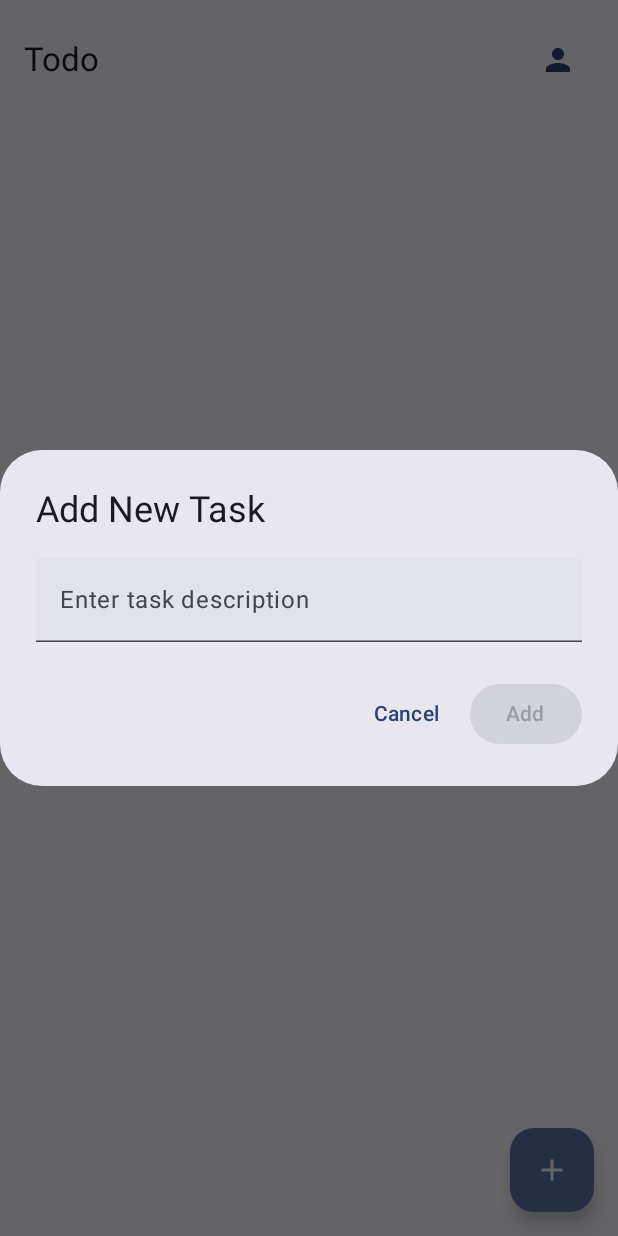
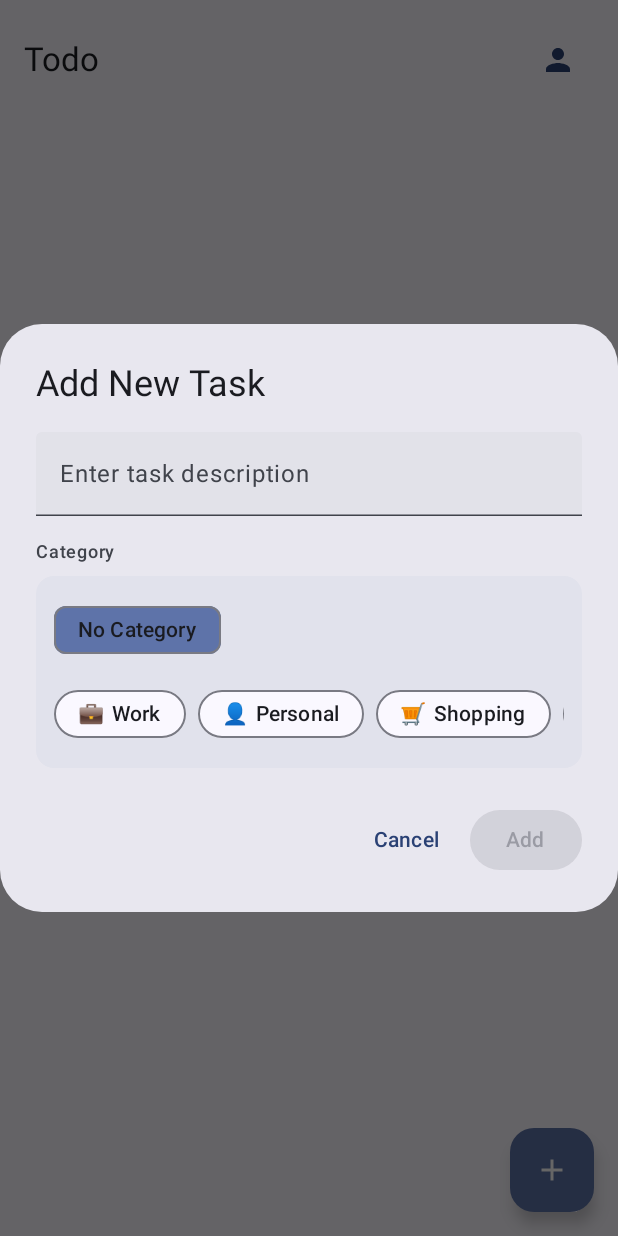
Before and after one commit to sourabhrustagi/todo-android-compose-cursor, an Android app built with Jetpack Compose: the TodoScreen screen opened through its navigation route, after a tap on "Add Task", on a phone screen of 412 x 824 dp. Run offline under Robolectric (Android 15) with nearby library versions, the phone set to English and light mode, and no system bars; our stand-ins replace Dagger/Hilt's generated code.

Commit message:
Implement Task Categories feature and remove due dates
- Add category field to Todo model
- Update repository, use cases, and ViewModel to handle categories
- Create CategorySelectionComponent for add/edit dialogs
- Add TaskCategories utility with default categories and colors
- Implement category chips display in TodoRow
- Remove due date functionality completely
- Simplify UI by removing sorting and filtering buttons
- Keep only basic CRUD operations with category support
- Add floating action button for adding new tasks
- Clean up imports and unused code

```diff
--- a/app/build.gradle.kts
+++ b/app/build.gradle.kts
@@ -39,6 +39,9 @@ android {
     buildFeatures {
         compose = true
     }
+    lint {
+        disable += "NullSafeMutableLiveData"
+    }
 }
 
 dependencies {
--- a/app/src/main/java/com/example/todoandroidcursor/domain/usecase/AddTodoUseCase.kt
+++ b/app/src/main/java/com/example/todoandroidcursor/domain/usecase/AddTodoUseCase.kt
@@ -6,7 +6,7 @@ import javax.inject.Inject
 class AddTodoUseCase @Inject constructor(
     private val repository: TodoRepository
 ) {
-    suspend operator fun invoke(title: String) {
-        repository.add(title)
+    suspend operator fun invoke(title: String, category: String? = null) {
+        repository.add(title, category)
     }
 }
--- a/app/src/main/java/com/example/todoandroidcursor/domain/usecase/EditTodoUseCase.kt
+++ b/app/src/main/java/com/example/todoandroidcursor/domain/usecase/EditTodoUseCase.kt
@@ -6,7 +6,7 @@ import javax.inject.Inject
 class EditTodoUseCase @Inject constructor(
     private val repository: TodoRepository
 ) {
-    suspend operator fun invoke(id: Long, newTitle: String) {
-        repository.edit(id, newTitle)
+    suspend operator fun invoke(id: Long, newTitle: String, category: String? = null) {
+        repository.edit(id, newTitle, category)
     }
 }
--- a/app/src/main/java/com/example/todoandroidcursor/model/Todo.kt
+++ b/app/src/main/java/com/example/todoandroidcursor/model/Todo.kt
@@ -3,5 +3,6 @@ package com.example.todoandroidcursor.model
 data class Todo(
     val id: Long,
     val title: String,
-    val completed: Boolean
+    val completed: Boolean,
+    val category: String? = null
 )
--- /dev/null
+++ b/app/src/main/java/com/example/todoandroidcursor/ui/components/CategorySelectionComponent.kt
@@ -0,0 +1,118 @@
+package com.example.todoandroidcursor.ui.components
+
+import androidx.compose.foundation.layout.Arrangement
+import androidx.compose.foundation.layout.Column
+import androidx.compose.foundation.layout.Row
+import androidx.compose.foundation.layout.fillMaxWidth
+import androidx.compose.foundation.layout.padding
+import androidx.compose.foundation.layout.wrapContentWidth
+import androidx.compose.foundation.lazy.LazyRow
+import androidx.compose.foundation.lazy.items
+import androidx.compose.foundation.selection.selectable
+import androidx.compose.foundation.shape.RoundedCornerShape
+import androidx.compose.material3.AssistChip
+import androidx.compose.material3.AssistChipDefaults
+import androidx.compose.material3.Card
+import androidx.compose.material3.CardDefaults
+import androidx.compose.material3.MaterialTheme
+import androidx.compose.material3.Text
+import androidx.compose.runtime.Composable
+import androidx.compose.ui.Alignment
+import androidx.compose.ui.Modifier
+import androidx.compose.ui.graphics.Color
+import androidx.compose.ui.text.font.FontWeight
+import androidx.compose.ui.unit.dp
+import com.example.todoandroidcursor.utils.TaskCategories
+import com.example.todoandroidcursor.utils.TaskCategory
+
+@Composable
+fun CategorySelectionComponent(
+    selectedCategory: String?,
+    onCategorySelected: (String?) -> Unit,
+    modifier: Modifier = Modifier
+) {
+    Column(
+        modifier = modifier.fillMaxWidth(),
+        verticalArrangement = Arrangement.spacedBy(8.dp)
+    ) {
+        Text(
+            text = "Category",
+            style = MaterialTheme.typography.labelMedium,
+            fontWeight = FontWeight.Medium
+        )
+
+        Card(
+            modifier = Modifier.fillMaxWidth(),
+            colors = CardDefaults.cardColors(
+                containerColor = MaterialTheme.colorScheme.surfaceVariant
+            )
+        ) {
+            Column(
+                modifier = Modifier.padding(12.dp),
+                verticalArrangement = Arrangement.spacedBy(8.dp)
+            ) {
+                // No Category option
+                AssistChip(
+                    onClick = { onCategorySelected(null) },
+                    label = { Text("No Category") },
+                    modifier = Modifier.wrapContentWidth(),
+                    colors = AssistChipDefaults.assistChipColors(
+                        containerColor = if (selectedCategory == null) {
+                            MaterialTheme.colorScheme.primaryContainer
+                        } else {
+                            MaterialTheme.colorScheme.surface
+                        }
+                    )
+                )
+
+                // Category chips
+                LazyRow(
+                    horizontalArrangement = Arrangement.spacedBy(8.dp)
+                ) {
+                    items(TaskCategories.ALL_CATEGORIES) { category ->
+                        CategoryChip(
+                            category = category,
+                            isSelected = selectedCategory == category.name,
+                            onClick = { onCategorySelected(category.name) }
+                        )
+                    }
+                }
+            }
+        }
+    }
+}
+
+@Composable
+fun CategoryChip(
+    category: TaskCategory,
+    isSelected: Boolean,
+    onClick: () -> Unit,
+    modifier: Modifier = Modifier
+) {
+    AssistChip(
+        onClick = onClick,
+        label = {
+            Row(
+                verticalAlignment = Alignment.CenterVertically,
+                horizontalArrangement = Arrangement.spacedBy(4.dp)
+            ) {
+                Text(category.icon)
+                Text(category.displayName)
+            }
+        },
+        modifier = modifier,
+        colors = AssistChipDefaults.assistChipColors(
+            containerColor = if (isSelected) {
+                category.color.copy(alpha = 0.3f)
+            } else {
+                MaterialTheme.colorScheme.surface
+            },
+            labelColor = if (isSelected) {
+                category.color
+            } else {
+                MaterialTheme.colorScheme.onSurface
+            }
+        ),
+        shape = RoundedCornerShape(16.dp)
+    )
+}
--- /dev/null
+++ b/app/src/main/java/com/example/todoandroidcursor/utils/TaskCategories.kt
@@ -0,0 +1,60 @@
+package com.example.todoandroidcursor.utils
+
+import androidx.compose.ui.graphics.Color
+import androidx.compose.runtime.Immutable
+
+@Immutable
+data class TaskCategory(
+    val name: String,
+    val displayName: String,
+    val color: Color,
+    val icon: String
+)
+
+object TaskCategories {
+    val WORK = TaskCategory(
+        name = "work",
+        displayName = "Work",
+        color = Color(0xFF2196F3), // Blue
+        icon = "💼"
+    )
+
+    val PERSONAL = TaskCategory(
+        name = "personal",
+        displayName = "Personal",
+        color = Color(0xFF4CAF50), // Green
+        icon = "👤"
+    )
+
+    val SHOPPING = TaskCategory(
+        name = "shopping",
+        displayName = "Shopping",
+        color = Color(0xFFFF9800), // Orange
+        icon = "🛒"
+    )
+
+    val HEALTH = TaskCategory(
+        name = "health",
+        displayName = "Health",
+        color = Color(0xFFE91E63), // Pink
+        icon = "🏥"
+    )
+
+    val ALL_CATEGORIES = listOf(WORK, PERSONAL, SHOPPING, HEALTH)
+
+    fun getCategoryByName(name: String?): TaskCategory? {
+        return ALL_CATEGORIES.find { it.name == name }
+    }
+
+    fun getCategoryDisplayName(name: String?): String {
+        return getCategoryByName(name)?.displayName ?: "No Category"
+    }
+
+    fun getCategoryColor(name: String?): Color {
+        return getCategoryByName(name)?.color ?: Color.Gray
+    }
+
+    fun getCategoryIcon(name: String?): String {
+        return getCategoryByName(name)?.icon ?: "📝"
+    }
+}
--- a/gradle/libs.versions.toml
+++ b/gradle/libs.versions.toml
@@ -1,5 +1,5 @@
 [versions]
-agp = "8.7.2"
+agp = "8.13.0"
 kotlin = "2.0.0"
 coreKtx = "1.12.0"
 junit = "4.13.2"
```
Also changed, not shown: app/src/main/java/com/example/todoandroidcursor/data/TodoRepository.kt (+7 -6 lines), app/src/main/java/com/example/todoandroidcursor/ui/screens/TodoScreen.kt (+92 -19 lines), app/src/main/java/com/example/todoandroidcursor/viewmodel/TodoViewModel.kt (+4 -4 lines), gradle/wrapper/gradle-wrapper.properties.
